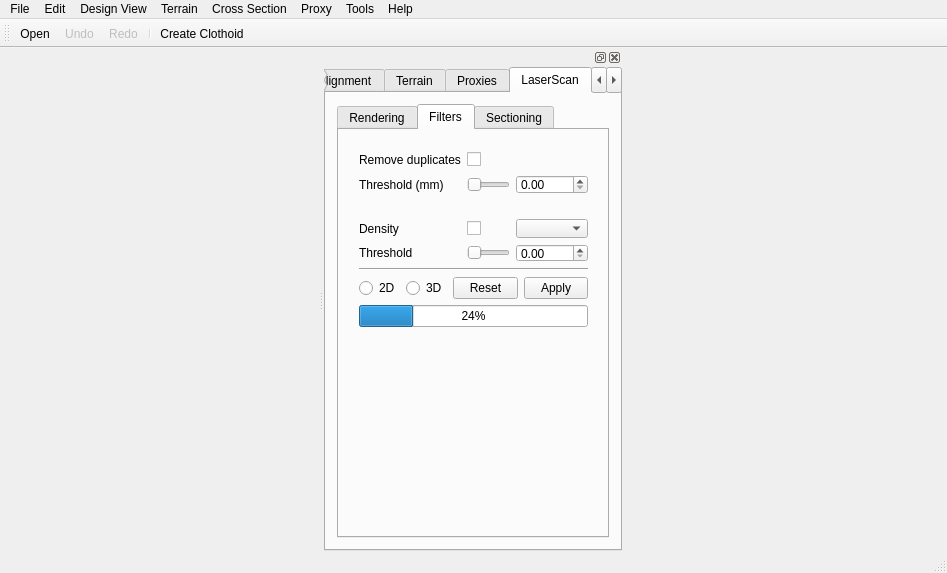
tumcms/Open-Infra-Platform, file src/OpenInfraPlatform/Forms/MainWindow.ui: the form before one commit.
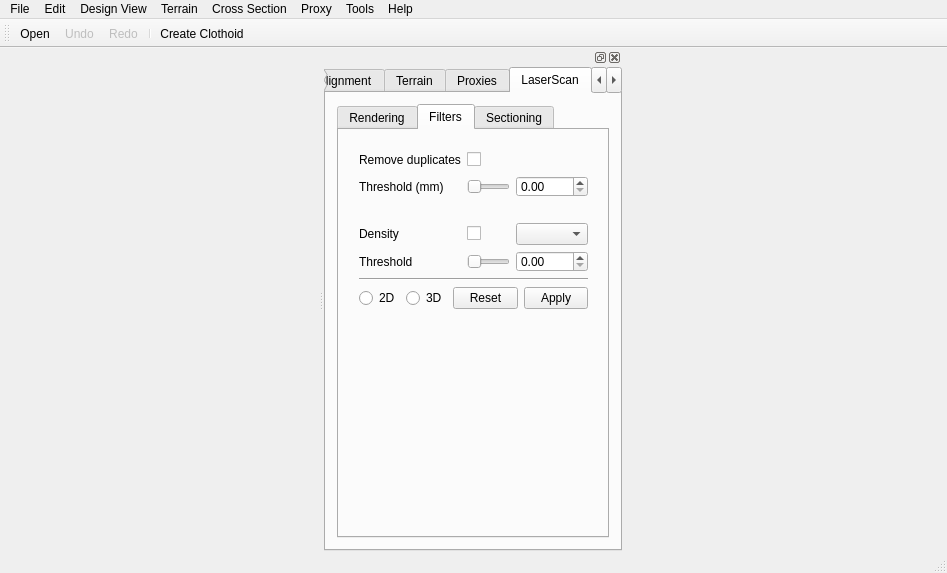
The form after the commit. The open tabs and pages were chosen to show the change. Icons and pictures are not drawn.

```diff
--- a/src/OpenInfraPlatform/Forms/MainWindow.ui
+++ b/src/OpenInfraPlatform/Forms/MainWindow.ui
@@ -364,7 +364,7 @@
             <x>9</x>
             <y>9</y>
             <width>251</width>
-            <height>199</height>
+            <height>181</height>
            </rect>
           </property>
           <layout class="QVBoxLayout" name="verticalLayout_3">
@@ -586,13 +586,6 @@
              </item>
             </layout>
            </item>
-           <item>
-            <widget class="QProgressBar" name="progressBar">
-             <property name="value">
-              <number>24</number>
-             </property>
-            </widget>
-           </item>
           </layout>
          </widget>
         </widget>
```
